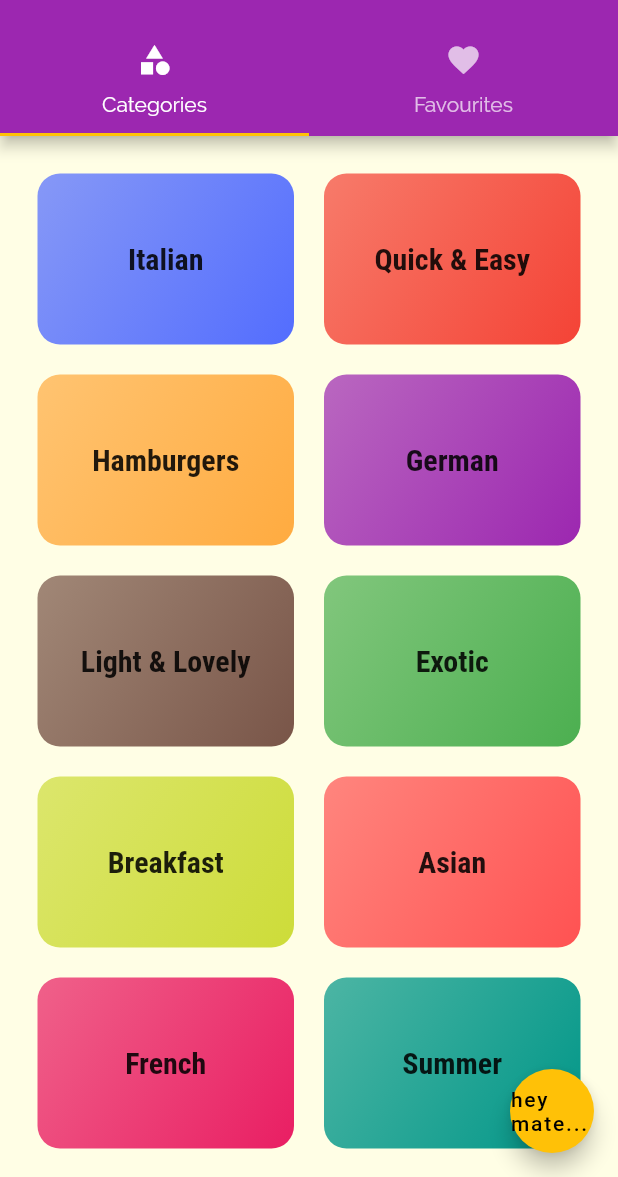
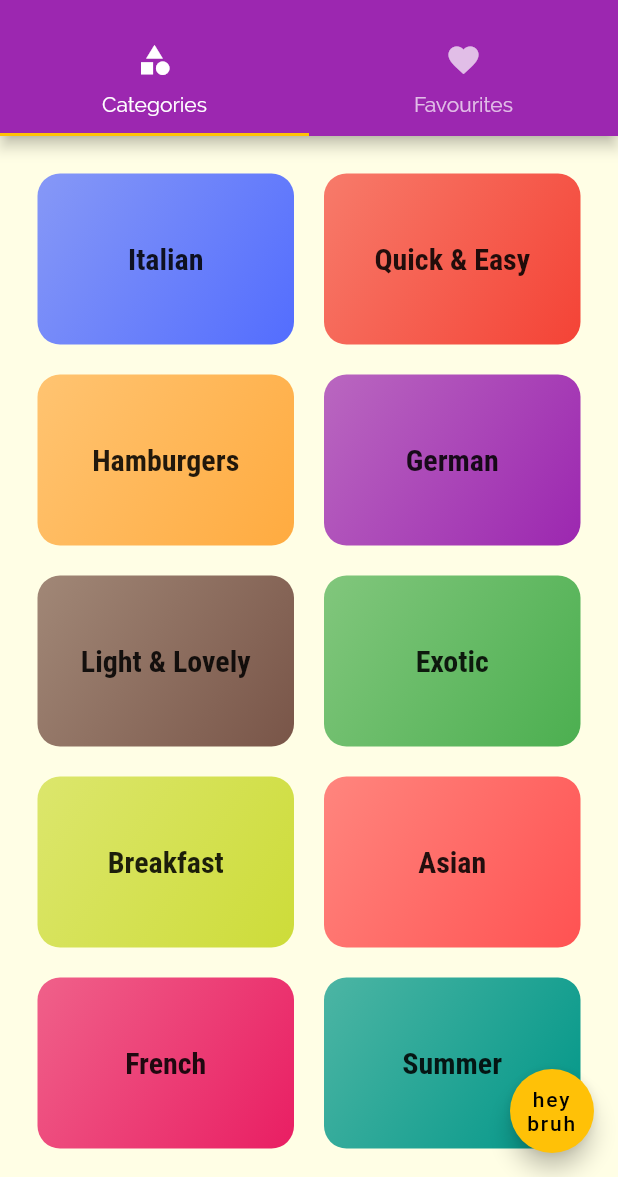
Before and after one commit to arbazadam/meals-app, a Flutter app: the screen it shows after launch, on a phone screen of 412 x 824 dp, the part 59-1236 px from its top. Run offline on Flutter 3.47's test engine with Material 2 defaults, Android fonts, the phone set to English and light mode, and no system bars.

Commit message:
changed text action button

```diff
--- a/lib/screens/tabs_screen.dart
+++ b/lib/screens/tabs_screen.dart
@@ -15,7 +15,7 @@ class _TabsScreenState extends State<TabsScreen> {
       length: 2,
       child: Scaffold(
         floatingActionButton: FloatingActionButton(
-          child: Text('hey mate...'),
+          child: Text('hey bruh',textAlign: TextAlign.center,),
           onPressed: () {},
         ),
         drawer: MainDrawer(),
```
